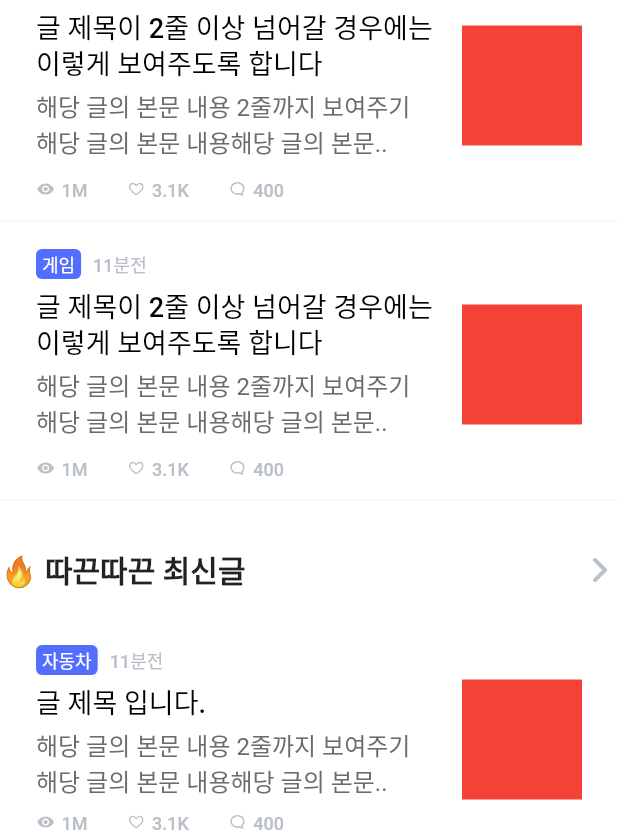
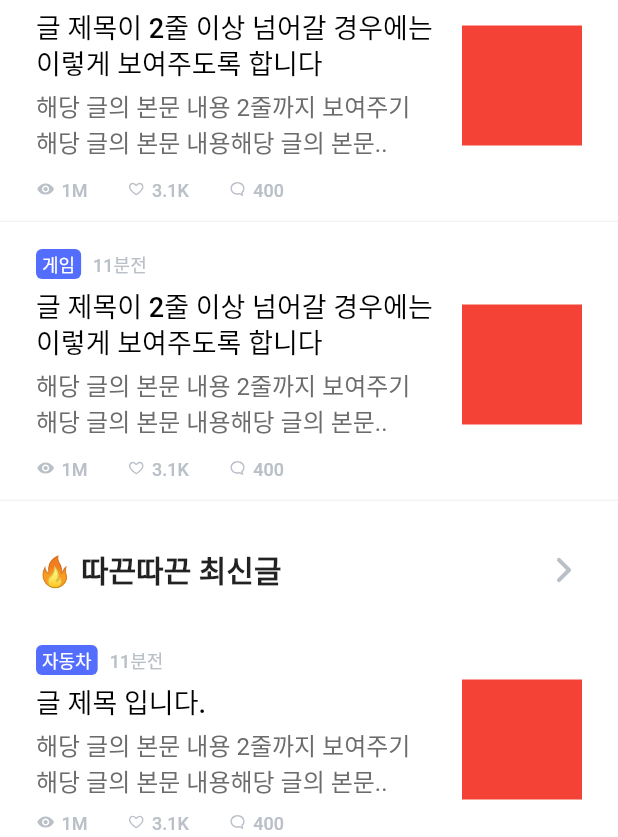
Before and after one commit to hippieperm/delli, a Flutter app: the screen it shows after launch, scrolled down 576 dp, on a phone screen of 412 x 824 dp, the part 399-1236 px from its top. Run offline on Flutter 3.47's test engine with Material 2 defaults, Android fonts, the phone set to English and light mode, and no system bars; our stand-ins replace flutter_svg, go_router; Roboto replaces fonts that are missing (Pretendard).

Commit message:
메인페이지 밑줄 작업 최종

```diff
--- a/lib/pages/home/home_page.dart
+++ b/lib/pages/home/home_page.dart
@@ -554,7 +554,9 @@ class _New extends StatelessWidget {
   Widget build(BuildContext context) {
     return Column(
       children: [
-        Row(
+        Padding(
+          padding: EdgeInsets.symmetric(horizontal: 24),
+          child: Row(
             children: [
               CommonText(
                 text: '🔥 따끈따끈 최신글',
@@ -568,6 +570,7 @@ class _New extends StatelessWidget {
                 color: DelliColor.cgrayLt,
               )
             ],
+          ),
         ),
         const SizedBox(height: 18),
         Container(
```
Lines whose indentation alone changed are shown as unchanged.
